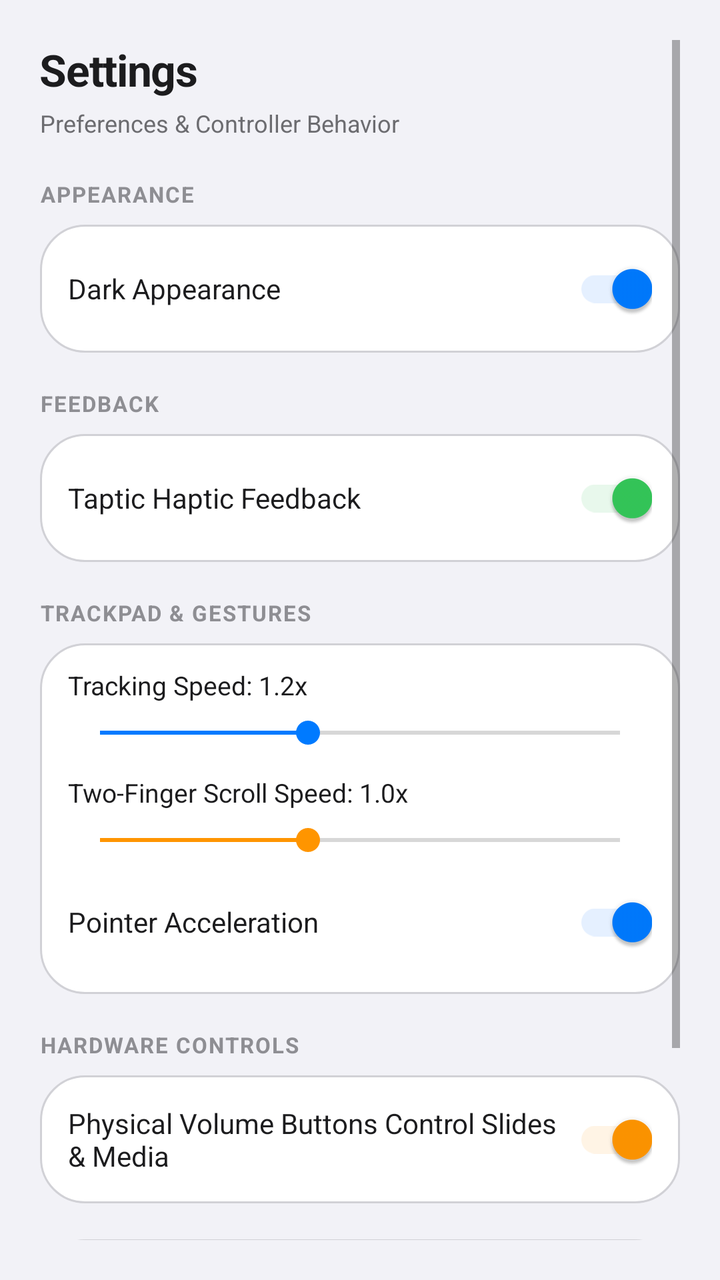
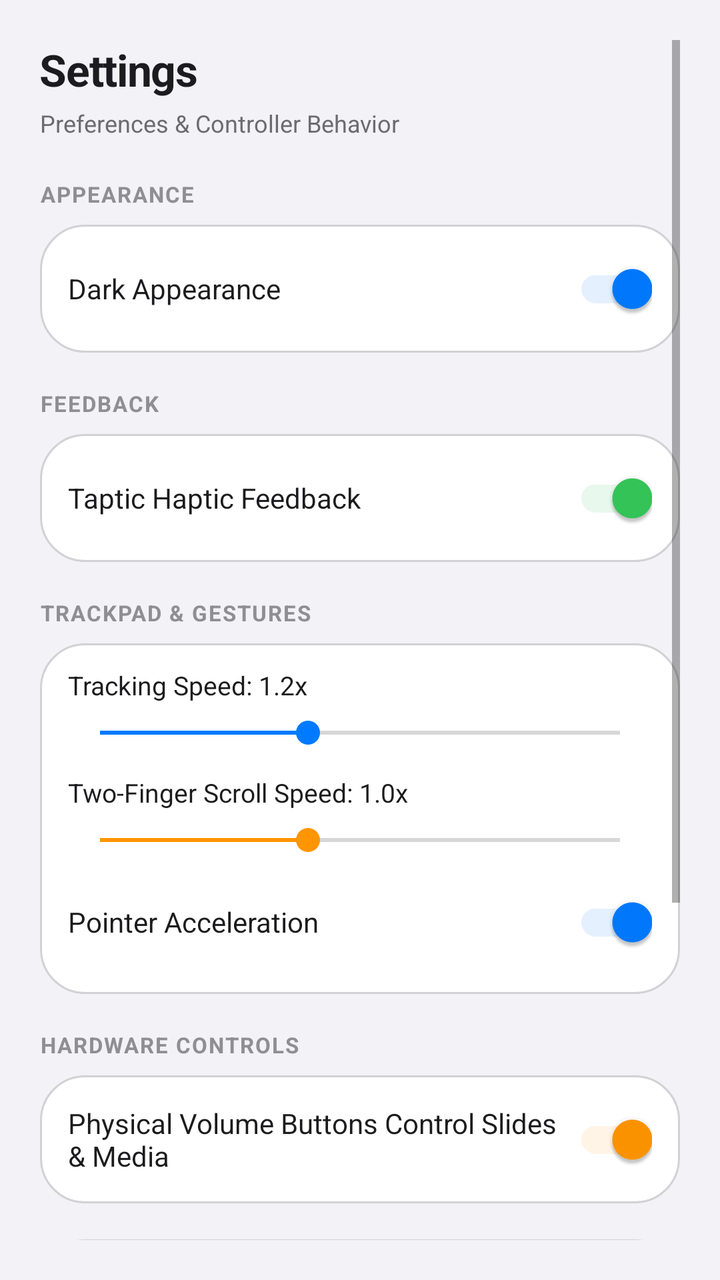

Compare the two renders of this Android layout. The source of the first and the diff that turns it into the second are given below.
<!-- AndroidManifest.xml: application theme Theme.AirControl -->
<!-- res/layout/dialog_settings.xml -->
<?xml version="1.0" encoding="utf-8"?>
<ScrollView xmlns:android="http://schemas.android.com/apk/res/android"
    xmlns:app="http://schemas.android.com/apk/res-auto"
    android:layout_width="match_parent"
    android:layout_height="wrap_content"
    android:background="@color/apple_canvas"
    android:padding="20dp">

    <LinearLayout
        android:layout_width="match_parent"
        android:layout_height="wrap_content"
        android:orientation="vertical">

        
        <TextView
            android:layout_width="wrap_content"
            android:layout_height="wrap_content"
            android:text="Settings"
            android:textColor="@color/apple_text_primary"
            android:textSize="22sp"
            android:textStyle="bold"
            android:letterSpacing="-0.02"
            android:layout_marginBottom="4dp" />

        <TextView
            android:layout_width="wrap_content"
            android:layout_height="wrap_content"
            android:text="Preferences &amp; Controller Behavior"
            android:textColor="@color/apple_text_secondary"
            android:textSize="12sp"
            android:layout_marginBottom="20dp" />

        
        <TextView
            android:layout_width="wrap_content"
            android:layout_height="wrap_content"
            android:text="APPEARANCE"
            android:textColor="@color/apple_text_tertiary"
            android:textSize="11sp"
            android:textStyle="bold"
            android:letterSpacing="0.06"
            android:layout_marginBottom="8dp" />

        <LinearLayout
            android:layout_width="match_parent"
            android:layout_height="wrap_content"
            android:orientation="vertical"
            android:background="@drawable/bg_apple_card"
            android:paddingHorizontal="14dp"
            android:paddingVertical="8dp"
            android:layout_marginBottom="18dp">

            <com.google.android.material.switchmaterial.SwitchMaterial
                android:id="@+id/switchDarkMode"
                android:layout_width="match_parent"
                android:layout_height="wrap_content"
                android:text="Dark Appearance"
                android:textColor="@color/apple_text_primary"
                android:textSize="14sp"
                android:checked="true"
                app:thumbTint="@color/apple_blue"
                app:trackTint="@color/apple_blue_subtle" />
        </LinearLayout>

        
        <TextView
            android:layout_width="wrap_content"
            android:layout_height="wrap_content"
            android:text="FEEDBACK"
            android:textColor="@color/apple_text_tertiary"
            android:textSize="11sp"
            android:textStyle="bold"
            android:letterSpacing="0.06"
            android:layout_marginBottom="8dp" />

        <LinearLayout
            android:layout_width="match_parent"
            android:layout_height="wrap_content"
            android:orientation="vertical"
            android:background="@drawable/bg_apple_card"
            android:paddingHorizontal="14dp"
            android:paddingVertical="8dp"
            android:layout_marginBottom="18dp">

            <com.google.android.material.switchmaterial.SwitchMaterial
                android:id="@+id/switchHaptics"
                android:layout_width="match_parent"
                android:layout_height="wrap_content"
                android:text="Taptic Haptic Feedback"
                android:textColor="@color/apple_text_primary"
                android:textSize="14sp"
                android:checked="true"
                app:thumbTint="@color/apple_green"
                app:trackTint="@color/apple_green_subtle" />
        </LinearLayout>

        
        <TextView
            android:layout_width="wrap_content"
            android:layout_height="wrap_content"
            android:text="TRACKPAD &amp; GESTURES"
            android:textColor="@color/apple_text_tertiary"
            android:textSize="11sp"
            android:textStyle="bold"
            android:letterSpacing="0.06"
            android:layout_marginBottom="8dp" />

        <LinearLayout
            android:layout_width="match_parent"
            android:layout_height="wrap_content"
            android:orientation="vertical"
            android:background="@drawable/bg_apple_card"
            android:paddingHorizontal="14dp"
            android:paddingVertical="12dp"
            android:layout_marginBottom="18dp">

            
            <TextView
                android:id="@+id/tvLabelTouchpadSens"
                android:layout_width="wrap_content"
                android:layout_height="wrap_content"
                android:text="Tracking Speed: 1.2x"
                android:textColor="@color/apple_text_primary"
                android:textSize="13sp" />

            <SeekBar
                android:id="@+id/seekTouchpadSens"
                android:layout_width="match_parent"
                android:layout_height="wrap_content"
                android:max="30"
                android:progress="12"
                android:progressTint="@color/apple_blue"
                android:thumbTint="@color/apple_blue"
                android:layout_marginTop="6dp"
                android:layout_marginBottom="12dp" />

            
            <TextView
                android:id="@+id/tvLabelScrollSpeed"
                android:layout_width="wrap_content"
                android:layout_height="wrap_content"
                android:text="Two-Finger Scroll Speed: 1.0x"
                android:textColor="@color/apple_text_primary"
                android:textSize="13sp" />

            <SeekBar
                android:id="@+id/seekTouchpadScroll"
                android:layout_width="match_parent"
                android:layout_height="wrap_content"
                android:max="25"
                android:progress="10"
                android:progressTint="@color/apple_amber"
                android:thumbTint="@color/apple_amber"
                android:layout_marginTop="6dp"
                android:layout_marginBottom="8dp" />

            <com.google.android.material.switchmaterial.SwitchMaterial
                android:id="@+id/switchAccel"
                android:layout_width="match_parent"
                android:layout_height="wrap_content"
                android:text="Pointer Acceleration"
                android:textColor="@color/apple_text_primary"
                android:textSize="14sp"
                android:checked="true"
                app:thumbTint="@color/apple_blue"
                app:trackTint="@color/apple_blue_subtle" />
        </LinearLayout>

        
        <TextView
            android:layout_width="wrap_content"
            android:layout_height="wrap_content"
            android:text="HARDWARE CONTROLS"
            android:textColor="@color/apple_text_tertiary"
            android:textSize="11sp"
            android:textStyle="bold"
            android:letterSpacing="0.06"
            android:layout_marginBottom="8dp" />

        <LinearLayout
            android:layout_width="match_parent"
            android:layout_height="wrap_content"
            android:orientation="vertical"
            android:background="@drawable/bg_apple_card"
            android:paddingHorizontal="14dp"
            android:paddingVertical="8dp"
            android:layout_marginBottom="18dp">

            <com.google.android.material.switchmaterial.SwitchMaterial
                android:id="@+id/switchVolumeKeys"
                android:layout_width="match_parent"
                android:layout_height="wrap_content"
                android:text="Physical Volume Buttons Control Slides &amp; Media"
                android:textColor="@color/apple_text_primary"
                android:textSize="14sp"
                android:checked="true"
                app:thumbTint="@color/apple_amber"
                app:trackTint="@color/apple_amber_subtle" />
        </LinearLayout>

        
        <LinearLayout
            android:layout_width="match_parent"
            android:layout_height="wrap_content"
            android:orientation="vertical"
            android:background="@drawable/bg_apple_card"
            android:padding="14dp"
            android:layout_marginBottom="20dp">

            <TextView
                android:layout_width="wrap_content"
                android:layout_height="wrap_content"
                android:text="WI-FI COMPANION SERVER"
                android:textColor="@color/apple_blue"
                android:textSize="11sp"
                android:textStyle="bold"
                android:letterSpacing="0.05" />

            <TextView
                android:id="@+id/tvWifiServerInfo"
                android:layout_width="wrap_content"
                android:layout_height="wrap_content"
                android:text="WebSocket Server Active on port 8765\nCompanion web controller accessible on local network."
                android:textColor="@color/apple_text_secondary"
                android:textSize="11sp"
                android:layout_marginTop="4dp" />
        </LinearLayout>

        
        <Button
            android:id="@+id/btnCloseSettings"
            android:layout_width="match_parent"
            android:layout_height="48dp"
            android:text="Save &amp; Close"
            android:textColor="@color/apple_text_primary"
            android:textStyle="bold"
            android:background="@drawable/bg_apple_btn_primary" />

    </LinearLayout>
</ScrollView>
<!-- resources referenced by this layout -->
<resources>
  <color name="apple_amber">#FF9500</color>
  <color name="apple_amber_subtle">#FFF4E5</color>
  <color name="apple_blue">#007AFF</color>
  <color name="apple_blue_subtle">#E5F0FF</color>
  <color name="apple_canvas">#F2F2F7</color>
  <color name="apple_green">#34C759</color>
  <color name="apple_green_subtle">#E8F8EC</color>
  <color name="apple_text_primary">#1C1C1E</color>
  <color name="apple_text_secondary">#6C6C70</color>
  <color name="apple_text_tertiary">#8E8E93</color>
  <!-- drawable bg_apple_btn_primary (drawable) -->
  <?xml version="1.0" encoding="utf-8"?>
  <ripple xmlns:android="http://schemas.android.com/apk/res/android"
      android:color="#40FFFFFF">
      <item>
          <shape android:shape="rectangle">
              <solid android:color="@color/apple_blue" />
              <corners android:radius="14dp" />
          </shape>
      </item>
  </ripple>
  <!-- drawable bg_apple_card (drawable) -->
  <?xml version="1.0" encoding="utf-8"?>
  <shape xmlns:android="http://schemas.android.com/apk/res/android"
      android:shape="rectangle">
      <solid android:color="@color/apple_elevated_1" />
      <corners android:radius="22dp" />
      <stroke
          android:width="1dp"
          android:color="@color/apple_hairline" />
  </shape>
  <style name="Theme.AirControl" parent="Theme.MaterialComponents.DayNight.NoActionBar">
          <item name="colorPrimary">@color/apple_blue</item>
          <item name="colorPrimaryVariant">@color/apple_blue</item>
          <item name="colorOnPrimary">@color/apple_canvas</item>
          <item name="colorSecondary">@color/apple_amber</item>
          <item name="colorSecondaryVariant">@color/apple_amber</item>
          <item name="colorOnSecondary">@color/apple_canvas</item>
          <item name="android:statusBarColor">@color/apple_canvas</item>
          <item name="android:navigationBarColor">@color/apple_canvas</item>
          <item name="android:windowBackground">@color/apple_canvas</item>
          <item name="android:windowLightStatusBar" tools:targetApi="m">true</item>
          <item name="materialButtonStyle">@style/AppleMaterialButton</item>
      </style>
  <color name="apple_elevated_1">#FFFFFF</color>
  <color name="apple_hairline">#D1D1D6</color>
  <style name="AppleMaterialButton" parent="Widget.MaterialComponents.Button">
          <item name="backgroundTint">@null</item>
          <item name="android:insetTop">0dp</item>
          <item name="android:insetBottom">0dp</item>
          <item name="android:minWidth">0dp</item>
          <item name="android:minHeight">0dp</item>
          <item name="android:paddingLeft">4dp</item>
          <item name="android:paddingRight">4dp</item>
          <item name="android:paddingTop">2dp</item>
          <item name="android:paddingBottom">2dp</item>
          <item name="android:stateListAnimator">@null</item>
          <item name="android:textAllCaps">false</item>
      </style>
</resources>

<!-- the commit's change to res/layout/dialog_settings.xml (unified diff, before → after) -->
@@ -227,6 +227,56 @@
         </LinearLayout>
 
         
+        <TextView
+            android:layout_width="wrap_content"
+            android:layout_height="wrap_content"
+            android:text="ABOUT"
+            android:textColor="@color/apple_text_tertiary"
+            android:textSize="11sp"
+            android:textStyle="bold"
+            android:letterSpacing="0.06"
+            android:layout_marginBottom="8dp" />
+
+        <LinearLayout
+            android:id="@+id/cardAboutAuthor"
+            android:layout_width="match_parent"
+            android:layout_height="wrap_content"
+            android:orientation="vertical"
+            android:background="@drawable/bg_apple_card"
+            android:padding="14dp"
+            android:layout_marginBottom="20dp"
+            android:clickable="true"
+            android:focusable="true">
+
+            <TextView
+                android:layout_width="wrap_content"
+                android:layout_height="wrap_content"
+                android:text="AirControl"
+                android:textColor="@color/apple_text_primary"
+                android:textSize="14sp"
+                android:textStyle="bold"
+                android:letterSpacing="-0.01" />
+
+            <TextView
+                android:id="@+id/tvAuthorMention"
+                android:layout_width="wrap_content"
+                android:layout_height="wrap_content"
+                android:text="made by zenithkandel.com.np Zenith Kandel"
+                android:textColor="@color/apple_blue"
+                android:textSize="13sp"
+                android:textStyle="bold"
+                android:layout_marginTop="4dp" />
+
+            <TextView
+                android:layout_width="wrap_content"
+                android:layout_height="wrap_content"
+                android:text="Tap to open zenithkandel.com.np"
+                android:textColor="@color/apple_text_tertiary"
+                android:textSize="11sp"
+                android:layout_marginTop="2dp" />
+        </LinearLayout>
+
+        
         <Button
             android:id="@+id/btnCloseSettings"
             android:layout_width="match_parent"
